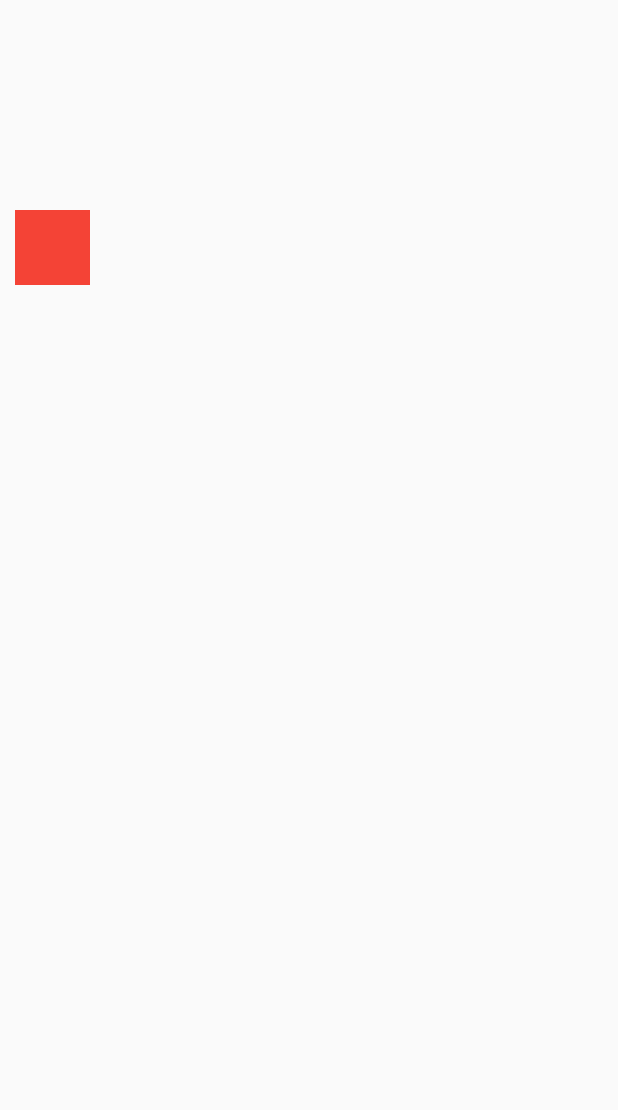
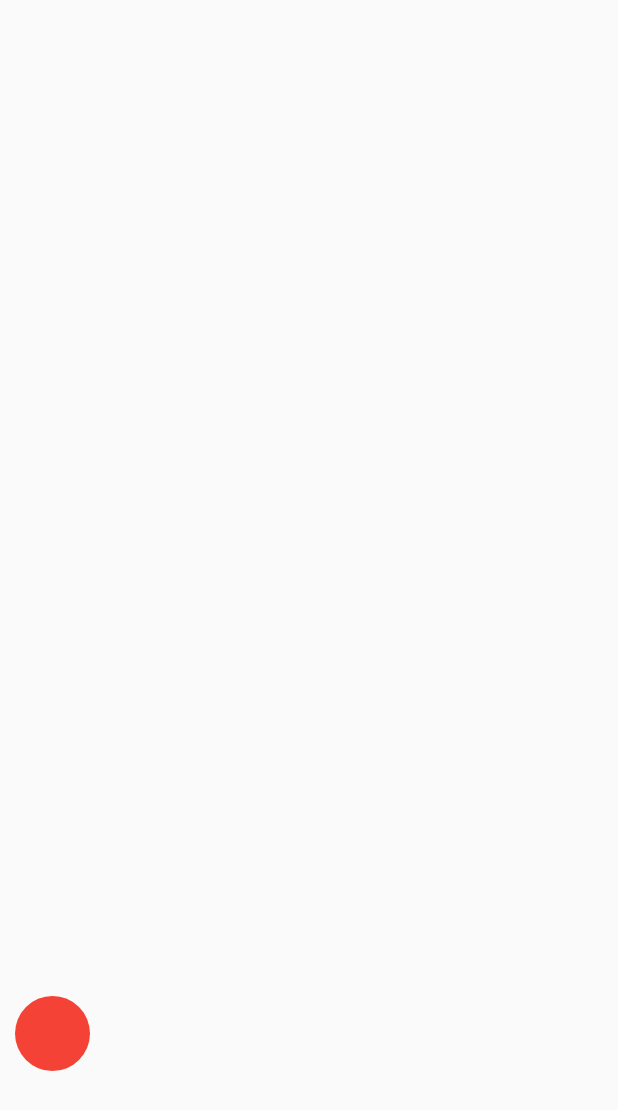
Before and after one commit to matheusEduardoTavares/FlutterFlutterando, a Flutter app: the screen it shows after launch, on a phone screen of 412 x 824 dp. Shown: the top 1110 px of the screen. Run offline on Flutter 3.47's test engine with Material 2 defaults, Android fonts, the phone set to English and light mode, and no system bars.

Commit message:
Círculo que bate no fim da tela e sobe

```diff
--- a/animacoes/lib/home_page.dart/home_page.dart
+++ b/animacoes/lib/home_page.dart/home_page.dart
@@ -10,6 +10,8 @@ class _HomePageState extends State<HomePage> {
   var size = 50.0;
   var x = 10.0;
   var y = 100.0;
+  var dy = 1.0;
+  var gravity = 1;
 
   //O ticker faz o cálculo de frames
   Ticker _ticker;
@@ -33,9 +35,11 @@ class _HomePageState extends State<HomePage> {
 
   @override
   Widget build(BuildContext context) {
-    if (y < MediaQuery.of(context).size.height - size){
-      y += 1;
+    if (y > MediaQuery.of(context).size.height - size){
+      dy = -dy;
     }
+    dy += gravity;
+    y += dy;
 
     return Scaffold(
       body: Transform.translate(
@@ -43,7 +47,10 @@ class _HomePageState extends State<HomePage> {
         child: Container(
           width: size,
           height: size,
-          color: Colors.red
+          decoration: BoxDecoration(
+            borderRadius: BorderRadius.circular(40),
+            color: Colors.red
+          )
         ),
       )
     );
```
